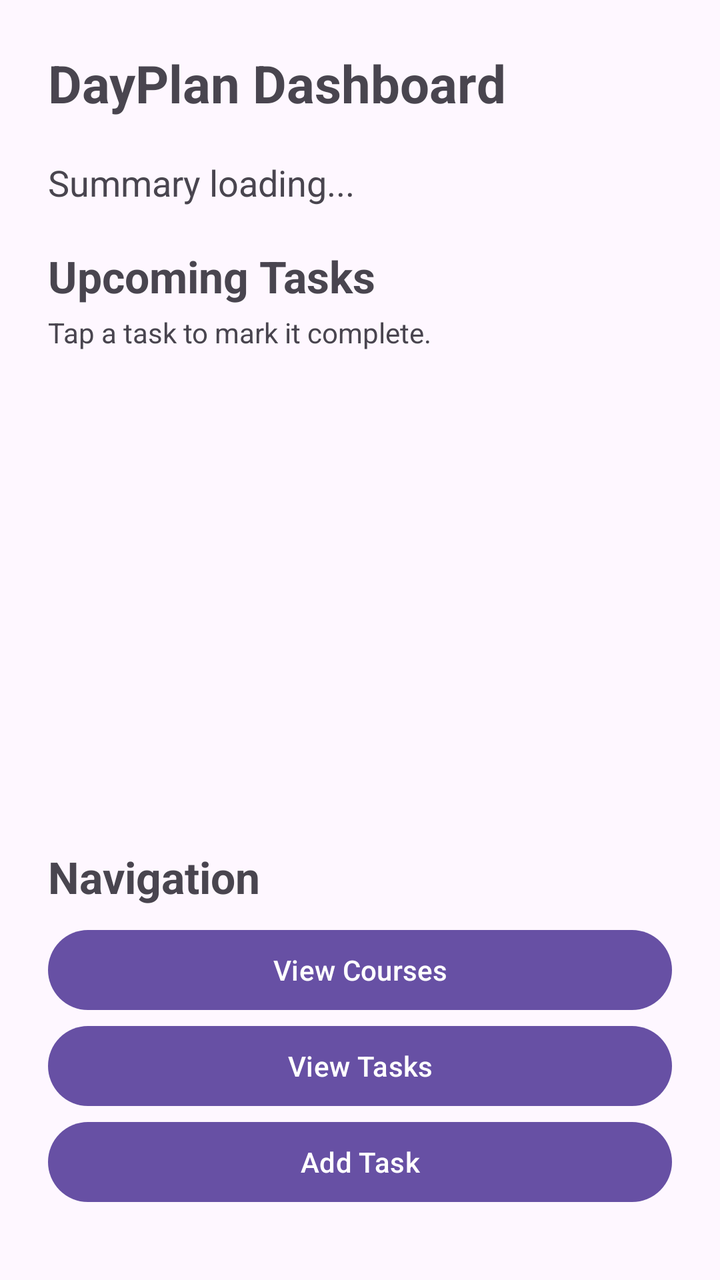
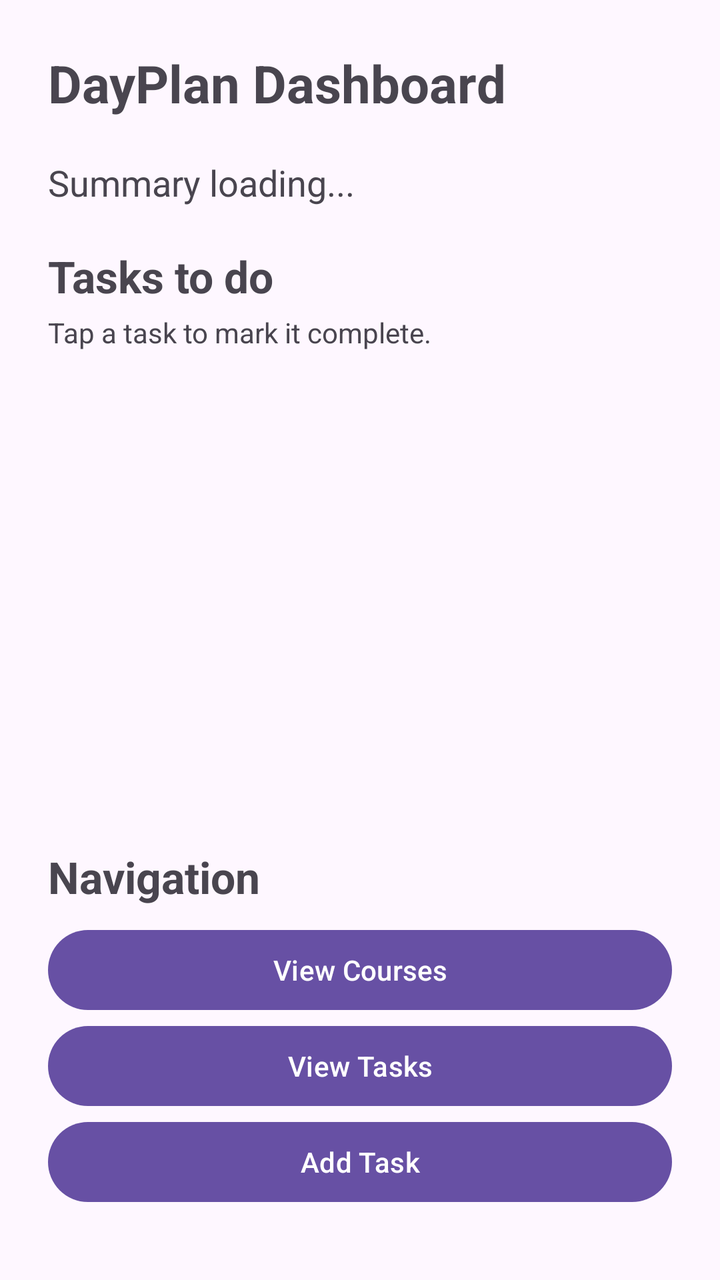

Screens rendered from an Android XML layout before and after an edit, with the pre-edit source and the edit as a unified diff.
<!-- AndroidManifest.xml: application theme Theme.DayPlan -->
<!-- res/layout/activity_dashboard.xml -->
<?xml version="1.0" encoding="utf-8"?>
<ScrollView 
    xmlns:android="http://schemas.android.com/apk/res/android"
    android:layout_width="match_parent"
    android:layout_height="match_parent">

    <LinearLayout
        android:orientation="vertical"
        android:padding="24dp"
        android:layout_width="match_parent"
        android:layout_height="wrap_content">

        <TextView
            android:text="DayPlan Dashboard"
            android:textSize="26sp"
            android:textStyle="bold"
            android:layout_marginBottom="20dp"
            android:layout_width="wrap_content"
            android:layout_height="wrap_content" />

        <TextView
            android:id="@+id/summaryTextView"
            android:text="Summary loading..."
            android:textSize="18sp"
            android:layout_marginBottom="20dp"
            android:layout_width="match_parent"
            android:layout_height="wrap_content" />

		<TextView
			android:text="Upcoming Tasks"
			android:textSize="22sp"
			android:textStyle="bold"
			android:layout_marginBottom="4dp"
			android:layout_width="wrap_content"
			android:layout_height="wrap_content" />

		<TextView
			android:text="Tap a task to mark it complete."
			android:textSize="14sp"
			android:layout_marginBottom="8dp"
			android:layout_width="wrap_content"
			android:layout_height="wrap_content" />

        <ListView
            android:id="@+id/upcomingTaskListView"
            android:layout_width="match_parent"
            android:layout_height="220dp" />

        <TextView
            android:text="Navigation"
            android:textSize="22sp"
            android:textStyle="bold"
            android:layout_marginTop="20dp"
            android:layout_marginBottom="8dp"
            android:layout_width="wrap_content"
            android:layout_height="wrap_content" />

        <Button
            android:id="@+id/viewCoursesButton"
            android:text="View Courses"
            android:layout_width="match_parent"
            android:layout_height="wrap_content" />

        <Button
            android:id="@+id/viewTasksButton"
            android:text="View Tasks"
            android:layout_width="match_parent"
            android:layout_height="wrap_content" />

        <Button
            android:id="@+id/addTaskButton"
            android:text="Add Task"
            android:layout_width="match_parent"
            android:layout_height="wrap_content" />

    </LinearLayout>
</ScrollView>
<!-- resources referenced by this layout -->
<resources>
  <style name="Theme.DayPlan" parent="Base.Theme.DayPlan" />
  <style name="Base.Theme.DayPlan" parent="Theme.Material3.DayNight.NoActionBar">
          
          
      </style>
</resources>

<!-- the commit's change to res/layout/activity_dashboard.xml (unified diff, before → after) -->
@@ -27,7 +27,7 @@
             android:layout_height="wrap_content" />
 
 		<TextView
-			android:text="Upcoming Tasks"
+			android:text="Tasks to do"
 			android:textSize="22sp"
 			android:textStyle="bold"
 			android:layout_marginBottom="4dp"
@@ -45,7 +45,7 @@
             android:id="@+id/upcomingTaskListView"
             android:layout_width="match_parent"
             android:layout_height="220dp" />
-
+	
         <TextView
             android:text="Navigation"
             android:textSize="22sp"
